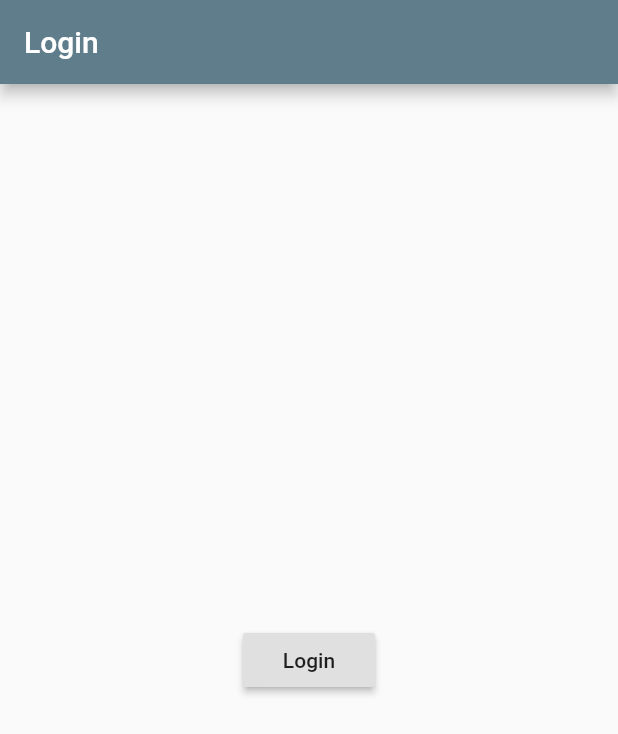
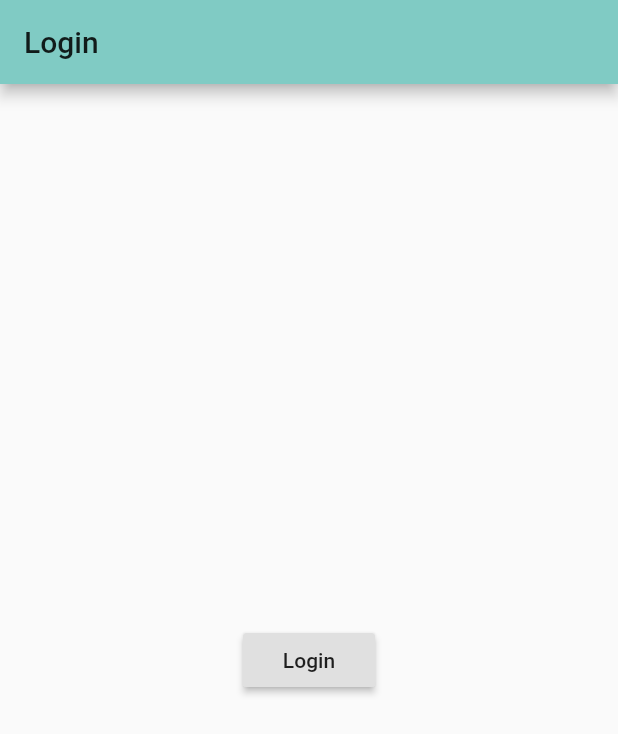
Before and after one commit to s0njablade/Vecinos-Front-End, a Flutter app: the screen it shows after launch, on a phone screen of 412 x 824 dp. Shown: the top 734 px of the screen. Run offline on Flutter 3.47's test engine with Material 2 defaults, Android fonts, the phone set to English and light mode, and no system bars.

Commit message:
edited the color

```diff
--- a/lib/main.dart
+++ b/lib/main.dart
@@ -10,7 +10,7 @@ class MyApp extends StatelessWidget {
     return MaterialApp(
       theme: ThemeData(
         brightness: Brightness.light,
-        primarySwatch: Colors.blueGrey,
+        primaryColor: Colors.teal[200],
         accentColor: Colors.redAccent
       ),
       home: AuthPage(),
```
